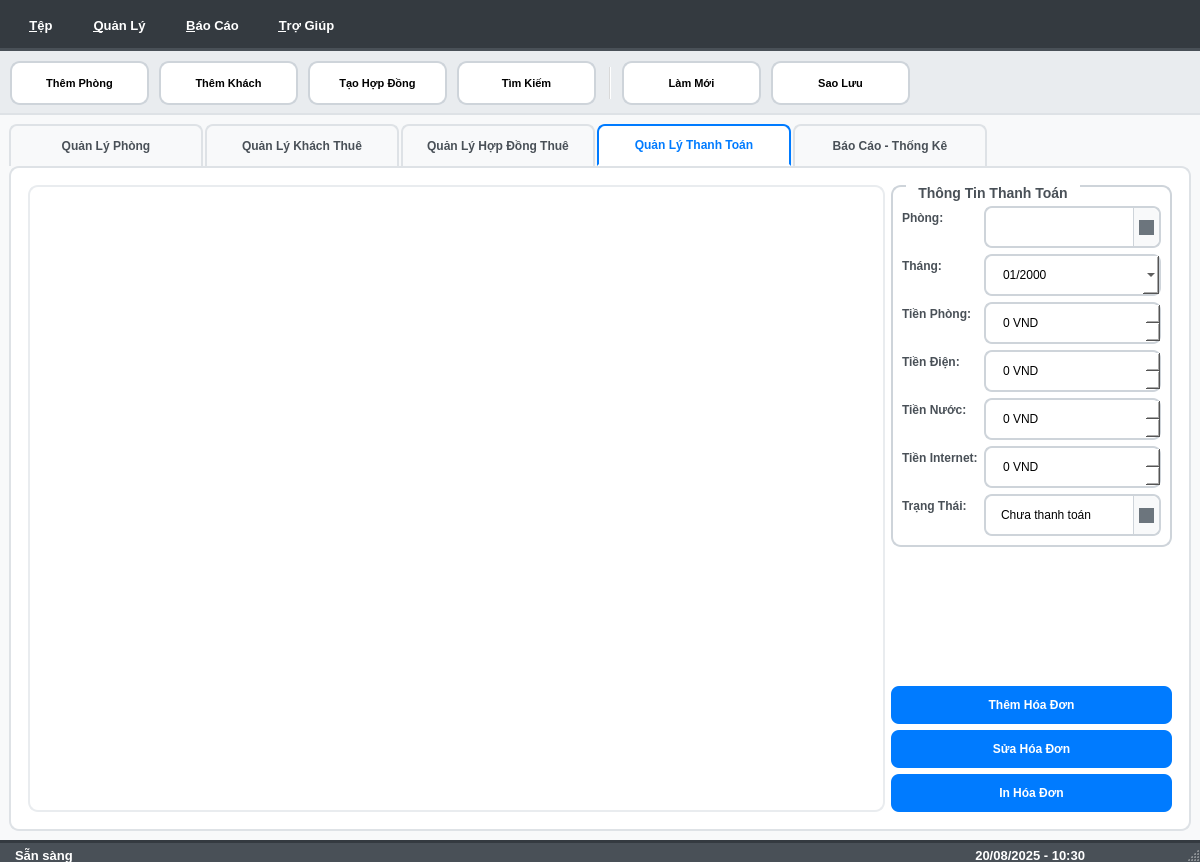
Qt form ui/design/admin_main.ui (huymatthew/PBL02) before a commit.
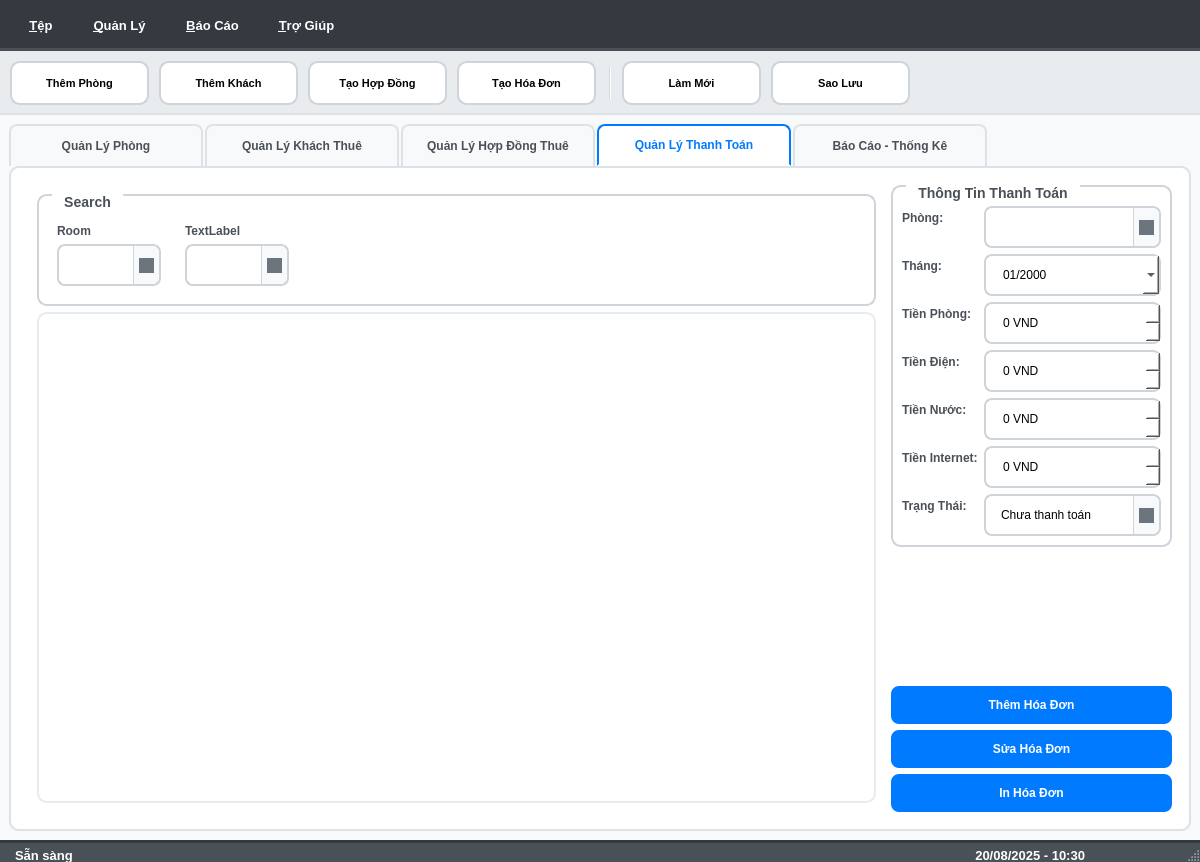
The same form after that commit. The open tabs and pages were chosen to show the change. Icons and pictures are not drawn.

Commit message: Add Bill Dialog

```diff
--- a/ui/design/admin_main.ui
+++ b/ui/design/admin_main.ui
@@ -923,6 +923,63 @@
        </attribute>
        <layout class="QHBoxLayout" name="paymentsLayout">
         <item>
+         <widget class="QWidget" name="widget" native="true">
+          <layout class="QVBoxLayout" name="verticalLayout">
+           <item>
+            <widget class="QGroupBox" name="searchGroupBox">
+             <property name="title">
+              <string>Search</string>
+             </property>
+             <layout class="QHBoxLayout" name="horizontalLayout">
+              <item>
+               <widget class="QWidget" name="widget_2" native="true">
+                <layout class="QVBoxLayout" name="verticalLayout_2">
+                 <item>
+                  <widget class="QLabel" name="roomBillLabel">
+                   <property name="text">
+                    <string>Room</string>
+                   </property>
+                  </widget>
+                 </item>
+                 <item>
+                  <widget class="QComboBox" name="roomBillSearch"/>
+                 </item>
+                </layout>
+               </widget>
+              </item>
+              <item>
+               <widget class="QWidget" name="widget_3" native="true">
+                <layout class="QVBoxLayout" name="verticalLayout_3">
+                 <item>
+                  <widget class="QLabel" name="label_4">
+                   <property name="text">
+                    <string>TextLabel</string>
+                   </property>
+                  </widget>
+                 </item>
+                 <item>
+                  <widget class="QComboBox" name="comboBox_3"/>
+                 </item>
+                </layout>
+               </widget>
+              </item>
+              <item>
+               <spacer name="horizontalSpacer">
+                <property name="orientation">
+                 <enum>Qt::Horizontal</enum>
+                </property>
+                <property name="sizeHint" stdset="0">
+                 <size>
+                  <width>40</width>
+                  <height>20</height>
+                 </size>
+                </property>
+               </spacer>
+              </item>
+             </layout>
+            </widget>
+           </item>
+           <item>
          <widget class="QTableView" name="paymentsTableView">
           <property name="minimumSize">
            <size>
@@ -950,6 +1007,9 @@
           </attribute>
          </widget>
         </item>
+          </layout>
+         </widget>
+        </item>
         <item>
          <layout class="QVBoxLayout" name="paymentControlsLayout">
           <item>
@@ -1483,7 +1543,7 @@
    <addaction name="actionQuickAddRoom"/>
    <addaction name="actionQuickAddTenant"/>
    <addaction name="actionQuickAddContract"/>
-   <addaction name="actionQuickSearch"/>
+   <addaction name="actionQuickAddBill"/>
    <addaction name="separator"/>
    <addaction name="actionRefresh"/>
    <addaction name="actionBackup"/>
@@ -1821,6 +1881,27 @@
     <string>Ctrl+B</string>
    </property>
   </action>
+  <action name="actionQuickAddBill">
+   <property name="checkable">
+    <bool>true</bool>
+   </property>
+   <property name="icon">
+    <iconset>
+     <normaloff>:/icons/backup.png</normaloff>:/icons/backup.png</iconset>
+   </property>
+   <property name="text">
+    <string>Tạo Hóa Đơn</string>
+   </property>
+   <property name="toolTip">
+    <string>Tạo Hóa Đơn</string>
+   </property>
+   <property name="statusTip">
+    <string>Sao lưu dữ liệu nhanh</string>
+   </property>
+   <property name="shortcut">
+    <string>Ctrl+Shift+B</string>
+   </property>
+  </action>
  </widget>
  <resources/>
  <connections/>
```
Left out of the diff: 4 changed lines with no effect on the pictures. Lines whose indentation alone changed are shown as unchanged. The commit also changes 31 other files.
